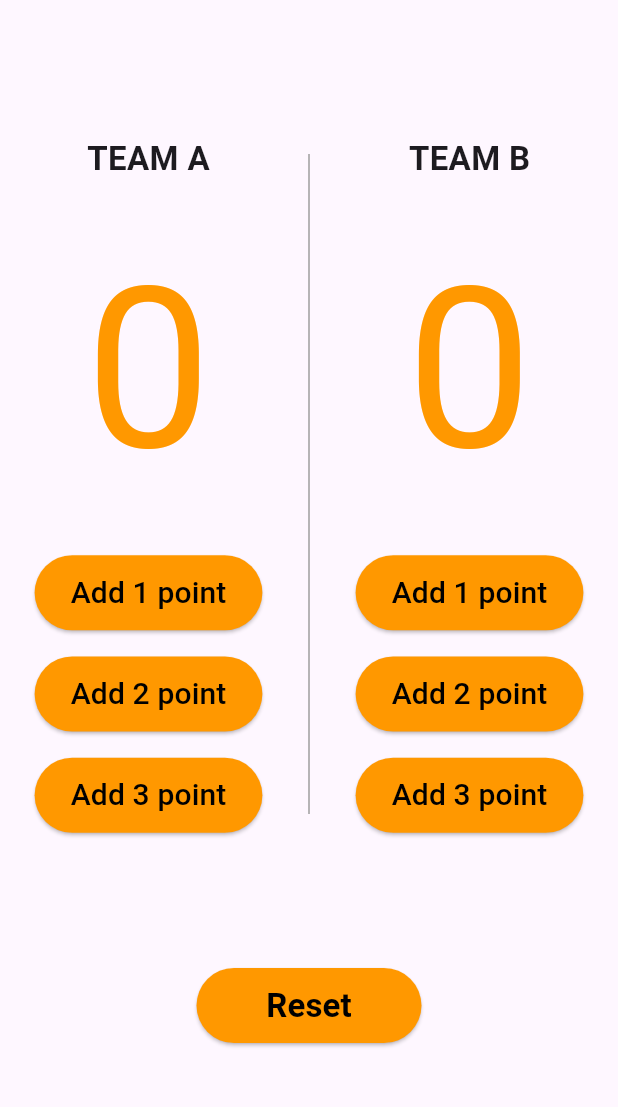
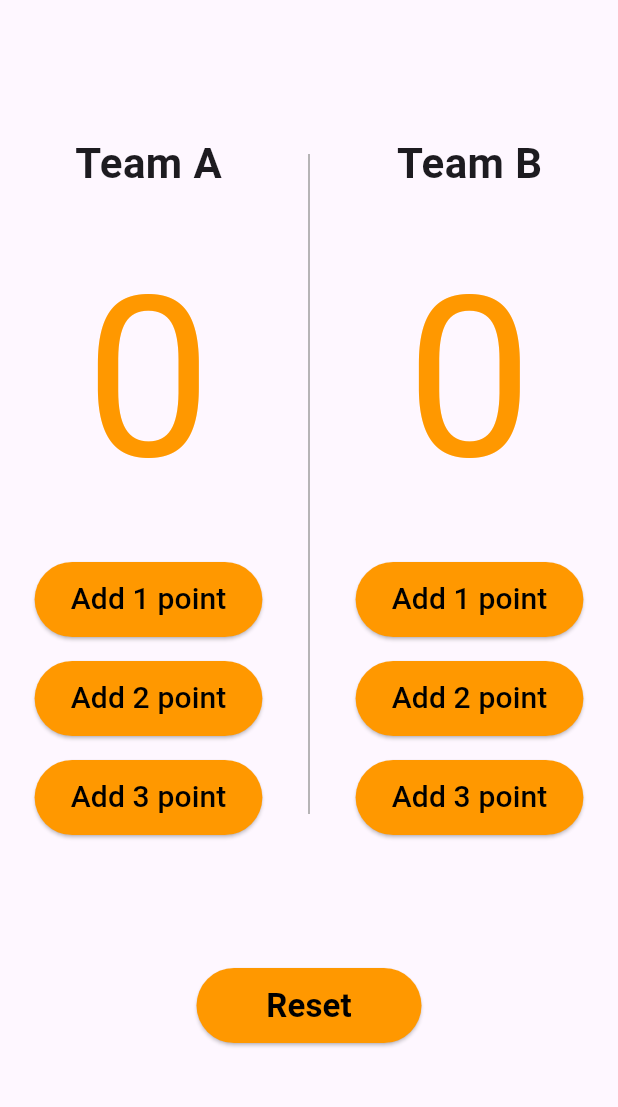
Before and after one commit to Nour-Hagag/points_counter, a Flutter app: the screen it shows after launch, on a phone screen of 412 x 824 dp, the part 84-1191 px from its top. Run offline on Flutter 3.47's test engine with Material 3 defaults, Android fonts, the phone set to English and light mode, and no system bars.

Commit message:
ui final finish

```diff
--- a/lib/main.dart
+++ b/lib/main.dart
@@ -31,9 +31,9 @@ class PointsCounter extends StatelessWidget {
                     mainAxisAlignment: MainAxisAlignment.spaceEvenly,
                     children: [
                       Text(
-                        'TEAM A',
+                        'Team A',
                         style: TextStyle(
-                          fontSize: 22,
+                          fontSize: 28,
                           fontWeight: FontWeight.bold,
                         ),
                       ),
@@ -92,9 +92,9 @@ class PointsCounter extends StatelessWidget {
                     mainAxisAlignment: MainAxisAlignment.spaceEvenly,
                     children: [
                       Text(
-                        'TEAM B',
+                        'Team B',
                         style: TextStyle(
-                          fontSize: 22,
+                          fontSize: 28,
                           fontWeight: FontWeight.bold,
                         ),
                       ),
```
